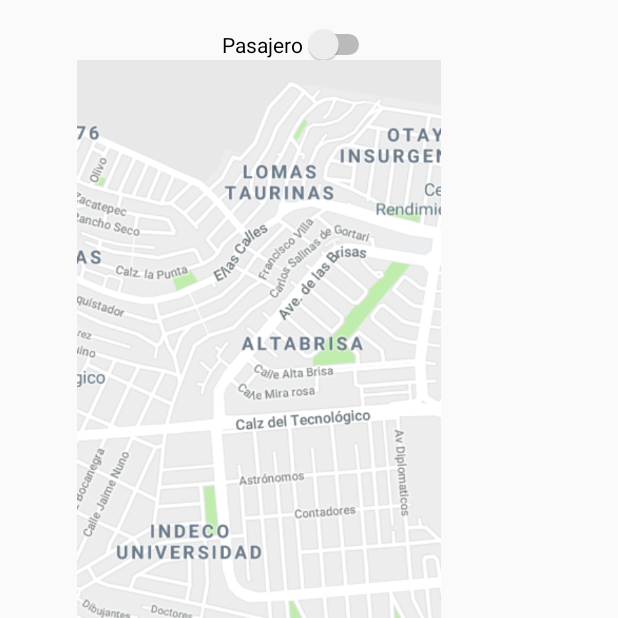
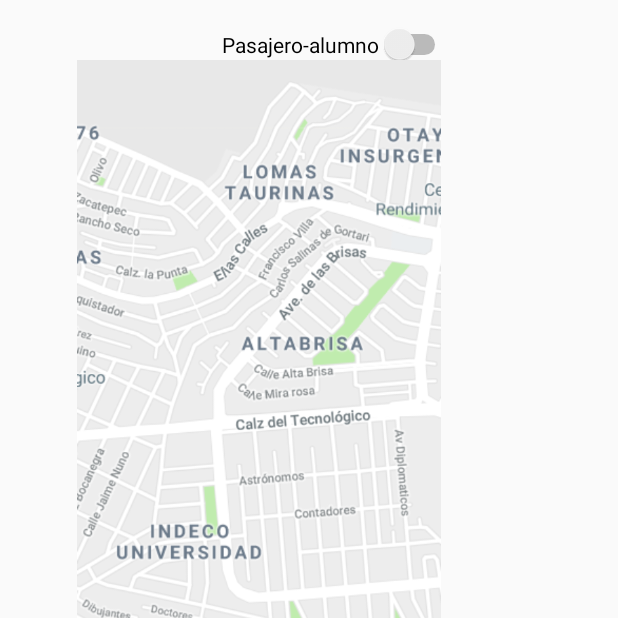
Before and after one commit to CarlosSaavedra09/AventonUABC, an Android app: the PasajeroPrincipal screen opened directly, with no data from a screen before it, on a phone screen of 412 x 824 dp, the top half of it. Run offline under Robolectric (Android 15) with nearby library versions, the phone set to English and light mode, and no system bars.

Commit message:
cambio de nombre switch pasajero

```diff
--- a/app/src/main/res/layout/activity_pasajero_principal.xml
+++ b/app/src/main/res/layout/activity_pasajero_principal.xml
@@ -12,7 +12,7 @@
         android:layout_height="wrap_content"
         android:layout_marginLeft="148dp"
         android:layout_marginTop="16dp"
-        android:text="Pasajero"
+        android:text="Pasajero-alumno"
         app:layout_constraintStart_toStartOf="parent"
         app:layout_constraintTop_toTopOf="parent" />
 
```
